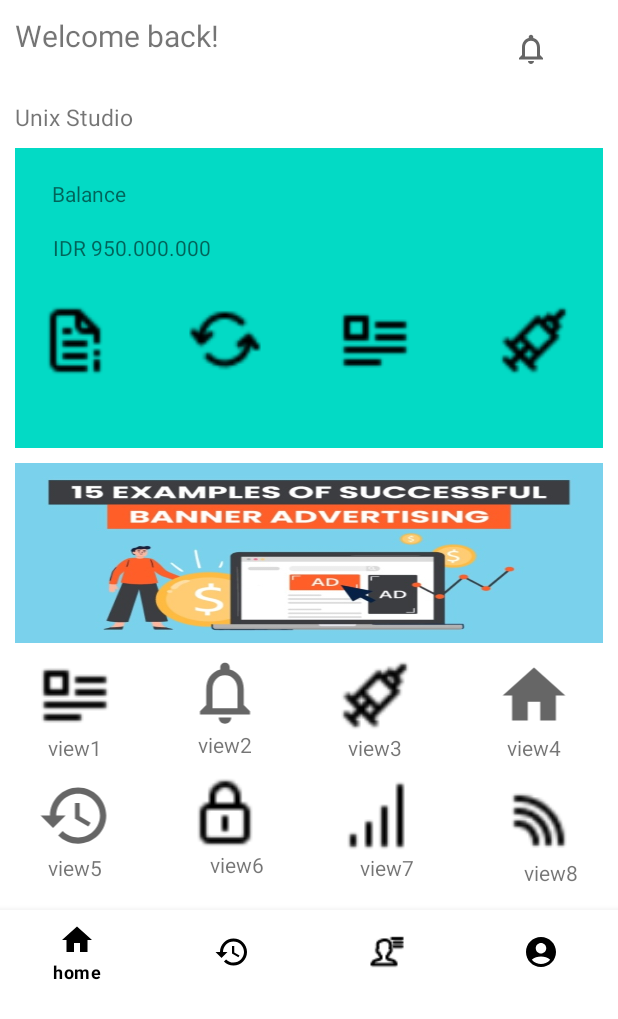
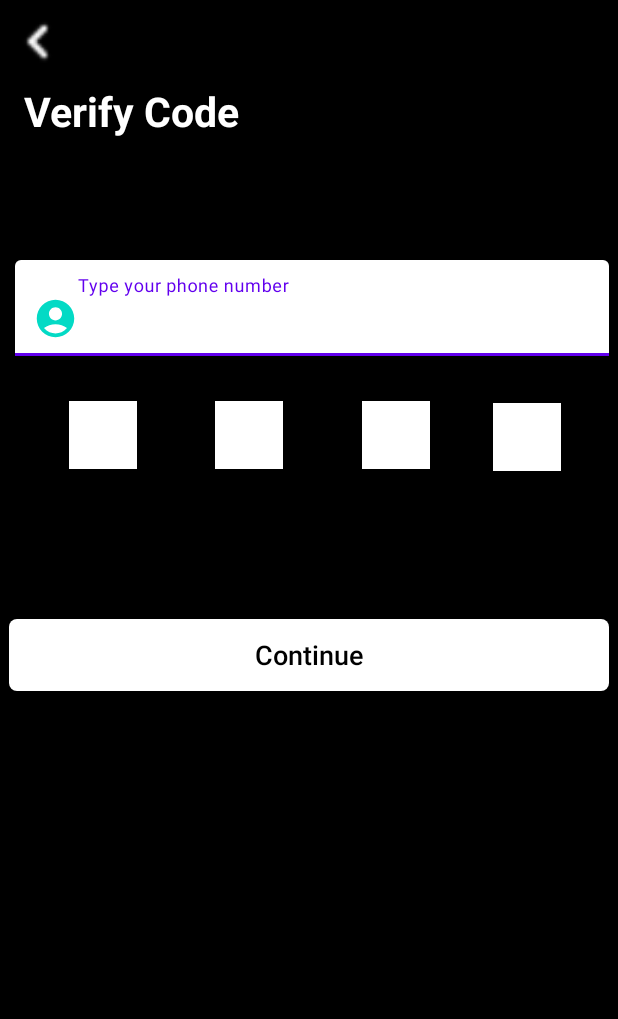
Before and after one commit to vulong008/figma_ui, an Android app: the screen it shows after launch (home before the commit, VerifyCodeOne after it), on a phone screen of 412 x 824 dp. Shown: the top 1019 px of the screen. Run offline under Robolectric (Android 15) with nearby library versions, the phone set to English and light mode, and no system bars.

Commit message:
layout_ui_new

```diff
--- a/Figma/app/src/main/AndroidManifest.xml
+++ b/Figma/app/src/main/AndroidManifest.xml
@@ -12,9 +12,9 @@
         android:supportsRtl="true"
         android:theme="@style/Theme.Figma"
         tools:targetApi="31">
-
         <activity
-            android:name=".home"
+            android:name=".VerifyCodeOne"
+            android:configChanges="keyboardHidden|orientation|screenSize"
             android:exported="true">
             <intent-filter>
                 <action android:name="android.intent.action.MAIN" />
--- /dev/null
+++ b/Figma/app/src/main/java/com/example/figma/Shape.kt
@@ -0,0 +1,5 @@
+package com.example.figma
+
+interface Shape {
+    fun getAll()
+}
--- a/Figma/app/src/main/java/com/example/figma/home.kt
+++ b/Figma/app/src/main/java/com/example/figma/VerifyCodeOne.kt
@@ -3,9 +3,9 @@ package com.example.figma
 import androidx.appcompat.app.AppCompatActivity
 import android.os.Bundle
 
-class home : AppCompatActivity() {
+class VerifyCodeOne : AppCompatActivity() {
     override fun onCreate(savedInstanceState: Bundle?) {
         super.onCreate(savedInstanceState)
-        setContentView(R.layout.activity_home)
+        setContentView(R.layout.activity_verify_code_one)
     }
 }
--- a/Figma/app/src/main/res/drawable/button_sign_in_background.xml
+++ b/Figma/app/src/main/res/drawable/button_sign_in_background.xml
@@ -1,6 +1,6 @@
 <?xml version="1.0" encoding="utf-8"?>
 <shape xmlns:android="http://schemas.android.com/apk/res/android"
     android:shape="rectangle">
-    <corners android:radius="4dp" />
+    <corners android:radius="6dp" />
     <stroke android:color="@color/black" android:width="1dp"/>
 </shape>
--- a/Figma/app/src/main/res/drawable/ic_bell.xml
+++ b/Figma/app/src/main/res/drawable/ic_bell.xml
@@ -3,8 +3,8 @@
     android:height="24dp"
     android:viewportWidth="24"
     android:viewportHeight="24"
-    android:tint="?attr/colorControlNormal">
+    android:tint="@color/teal_200">
   <path
-      android:fillColor="@android:color/white"
+      android:fillColor="@color/purple_700"
       android:pathData="M12,22c1.1,0 2,-0.9 2,-2h-4c0,1.1 0.9,2 2,2zM18,16v-5c0,-3.07 -1.63,-5.64 -4.5,-6.32L13.5,4c0,-0.83 -0.67,-1.5 -1.5,-1.5s-1.5,0.67 -1.5,1.5v0.68C7.64,5.36 6,7.92 6,11v5l-2,2v1h16v-1l-2,-2zM16,17L8,17v-6c0,-2.48 1.51,-4.5 4,-4.5s4,2.02 4,4.5v6z"/>
 </vector>
--- a/Figma/app/src/main/res/drawable/ic_profile.xml
+++ b/Figma/app/src/main/res/drawable/ic_profile.xml
@@ -1,10 +1,10 @@
 <vector xmlns:android="http://schemas.android.com/apk/res/android"
-    android:width="24dp"
-    android:height="24dp"
+    android:width="30dp"
+    android:height="30dp"
     android:viewportWidth="24"
     android:viewportHeight="24"
-    android:tint="?attr/colorControlNormal">
+    android:tint="@color/teal_200">
   <path
-      android:fillColor="@android:color/white"
+      android:fillColor="#F7FAFA"
       android:pathData="M12,2C6.48,2 2,6.48 2,12s4.48,10 10,10s10,-4.48 10,-10S17.52,2 12,2zM12,6c1.93,0 3.5,1.57 3.5,3.5S13.93,13 12,13s-3.5,-1.57 -3.5,-3.5S10.07,6 12,6zM12,20c-2.03,0 -4.43,-0.82 -6.14,-2.88C7.55,15.8 9.68,15 12,15s4.45,0.8 6.14,2.12C16.43,19.18 14.03,20 12,20z"/>
 </vector>
--- /dev/null
+++ b/Figma/app/src/main/res/layout/activity_verify_code_one.xml
@@ -0,0 +1,148 @@
+<?xml version="1.0" encoding="utf-8"?>
+<androidx.constraintlayout.widget.ConstraintLayout xmlns:android="http://schemas.android.com/apk/res/android"
+    xmlns:app="http://schemas.android.com/apk/res-auto"
+    android:layout_width="match_parent"
+    android:layout_height="match_parent"
+    android:background="@color/black">
+
+    <ImageView
+        android:id="@+id/imageLeft"
+        android:layout_width="50dp"
+        android:layout_height="50dp"
+        android:background="@drawable/ic_left"
+        android:backgroundTint="@color/white"
+        app:layout_constraintBottom_toTopOf="@id/verifyCode"
+        app:layout_constraintStart_toStartOf="parent"
+        app:layout_constraintTop_toTopOf="parent" />
+
+    <TextView
+        android:id="@+id/verifyCode"
+        android:layout_width="wrap_content"
+        android:layout_height="wrap_content"
+        android:layout_marginStart="16dp"
+        android:layout_marginTop="55dp"
+        android:text="@string/verify_code"
+        android:textColor="@color/white"
+        android:textSize="27sp"
+        android:textStyle="bold"
+        app:layout_constraintRight_toRightOf="parent"
+        app:layout_constraintStart_toStartOf="parent"
+        app:layout_constraintTop_toTopOf="parent" />
+
+    <TextView
+        android:id="@+id/textDescription"
+        android:layout_width="wrap_content"
+        android:layout_height="wrap_content"
+        android:layout_marginStart="15dp"
+        android:layout_marginTop="10dp"
+        android:text="@string/enter_your_email_we_will_send_a_vertication_code_to_email"
+        android:textSize="20sp"
+        app:layout_constraintRight_toRightOf="parent"
+        app:layout_constraintStart_toStartOf="parent"
+        app:layout_constraintTop_toBottomOf="@+id/verifyCode" />
+
+    <com.google.android.material.textfield.TextInputLayout
+        android:id="@+id/editYourNumber"
+        android:layout_width="match_parent"
+        android:layout_height="wrap_content"
+        android:layout_marginStart="10dp"
+        android:layout_marginTop="20dp"
+        android:layout_marginEnd="6dp"
+        android:hint="@string/your_number"
+        app:boxBackgroundColor="@color/white"
+        app:layout_constraintTop_toBottomOf="@id/textDescription">
+
+        <androidx.appcompat.widget.AppCompatEditText
+            android:layout_width="match_parent"
+            android:layout_height="wrap_content"
+            android:drawableStart="@drawable/ic_profile"
+            android:imeOptions="actionNext"
+            android:inputType="number"
+            android:paddingStart="12dp"
+            android:paddingEnd="12dp" />
+    </com.google.android.material.textfield.TextInputLayout>
+
+    <EditText
+        android:id="@+id/editNumberOne"
+        android:layout_width="45dp"
+        android:layout_height="45dp"
+        android:inputType="number"
+        android:gravity="center"
+        android:layout_marginStart="40dp"
+        android:layout_marginTop="35dp"
+        android:layout_marginBottom="5dp"
+        android:background="@color/white"
+        android:textStyle="bold"
+        android:textColor="@color/black"
+        app:layout_constraintBottom_toBottomOf="@id/editNumberTwo"
+        app:layout_constraintRight_toLeftOf="@id/editNumberTwo"
+        app:layout_constraintStart_toStartOf="@id/button_continue"
+        app:layout_constraintTop_toBottomOf="@+id/editYourNumber" />
+
+    <EditText
+        android:id="@+id/editNumberTwo"
+        android:layout_width="45dp"
+        android:layout_height="45dp"
+        android:layout_marginStart="20dp"
+        android:gravity="center"
+        android:layout_marginTop="70dp"
+        android:textStyle="bold"
+        android:textColor="@color/black"
+        android:layout_marginBottom="40dp"
+        android:background="@color/white"
+        android:inputType="number"
+        app:layout_constraintRight_toLeftOf="@id/editNumberThree"
+        app:layout_constraintBottom_toBottomOf="@id/editNumberOne"
+        app:layout_constraintLeft_toRightOf="@id/editNumberOne"
+        app:layout_constraintTop_toBottomOf="@+id/editYourNumber" />
+
+    <EditText
+        android:id="@+id/editNumberThree"
+        android:layout_width="45dp"
+        android:layout_height="45dp"
+        android:layout_marginBottom="70dp"
+        android:layout_marginStart="20dp"
+        android:textStyle="bold"
+        android:textColor="@color/black"
+        android:background="@color/white"
+        android:gravity="center"
+        android:inputType="number"
+        app:layout_constraintBottom_toBottomOf="@id/editNumberTwo"
+        app:layout_constraintRight_toLeftOf="@id/editNumberFour"
+        app:layout_constraintBottom_toTopOf="@id/button_continue"
+        app:layout_constraintLeft_toRightOf="@id/editNumberTwo"
+        app:layout_constraintTop_toBottomOf="@+id/editYourNumber" />
+
+    <EditText
+        android:id="@+id/editNumberFour"
+        android:layout_width="45dp"
+        android:layout_height="45dp"
+        android:gravity="center"
+        android:layout_marginStart="10dp"
+        android:layout_marginBottom="45dp"
+        app:layout_constraintRight_toRightOf="@id/button_continue"
+        android:background="@color/white"
+        android:textStyle="bold"
+        android:inputType="number"
+        android:textColor="@color/black"
+        app:layout_constraintBottom_toTopOf="@id/button_continue"
+        app:layout_constraintLeft_toRightOf="@id/editNumberThree"
+        app:layout_constraintTop_toBottomOf="@+id/editYourNumber"
+        app:layout_constraintVertical_bias="0.368" />
+
+    <androidx.appcompat.widget.AppCompatButton
+        android:id="@+id/button_continue"
+        android:layout_width="match_parent"
+        android:layout_height="wrap_content"
+        android:layout_marginStart="6dp"
+        android:layout_marginTop="100dp"
+        android:layout_marginEnd="6dp"
+        android:background="@drawable/button_continue"
+        android:text="@string/contineu_one"
+        android:textAllCaps="false"
+        android:textColor="@color/black"
+        android:textSize="18sp"
+        app:layout_constraintLeft_toLeftOf="@+id/editYourNumber"
+        app:layout_constraintRight_toRightOf="@+id/editYourNumber"
+        app:layout_constraintTop_toBottomOf="@id/editNumberOne" />
+</androidx.constraintlayout.widget.ConstraintLayout>
--- a/Figma/app/src/main/res/menu/naigation.xml
+++ b/Figma/app/src/main/res/menu/naigation.xml
@@ -3,19 +3,19 @@
     <item
         android:id="@+id/home"
         android:icon="@drawable/ic_home"
-        android:title="home" />
+        android:title="@string/home" />
 
     <item
         android:id="@+id/history"
         android:icon="@drawable/ic_history"
-        android:title="history" />
+        android:title="@string/history" />
 
     <item
         android:id="@+id/customer"
         android:icon="@drawable/ic_customer"
-        android:title="customer" />
+        android:title="@string/customer" />
     <item
         android:id="@+id/profile"
         android:icon="@drawable/ic_profile"
-        android:title="profile" />
+        android:title="@string/profile" />
 </menu>
--- a/Figma/app/src/main/res/values/strings.xml
+++ b/Figma/app/src/main/res/values/strings.xml
@@ -12,4 +12,19 @@
     <string name="unix_studio">Unix Studio</string>
     <string name="balance">Balance</string>
     <string name="idr_950_000_000">IDR 950.000.000</string>
+    <string name="forgot_password">Forgot Password ?</string>
+    <string name="sign_in_registration">Sign In</string>
+    <string name="don_t_have_account_registraion">Don\'t have account?</string>
+    <string name="sign_up">Sign Up</string>
+    <string name="home">Home</string>
+    <string name="history">History</string>
+    <string name="customer">Customer</string>
+    <string name="profile">Profile</string>
+    <string name="send_link">Send Link</string>
+    <string name="reset_password">Reset Password</string>
+    <string name="enter_your_email_we_will_send_a_vertication_code_to_email">Enter your email, we will send a vertication code to email</string>
+    <string name="your_number">Type your phone number</string>
+    <string name="contineu_one">Continue</string>
+    <string name="verify_code">Verify Code</string>
+    <string name="sign_in_with_google_regis">Sign in with Google</string>
 </resources>
```
Also changed, not shown: Figma/app/src/main/java/com/example/figma/DemoSloid.kt (added, +7 -0 lines), Figma/app/src/main/java/com/example/figma/ForgotPassword.kt (added, +11 -0 lines), Figma/app/src/main/java/com/example/figma/Home.kt (added, +11 -0 lines), Figma/app/src/main/java/com/example/figma/VerifyCode.kt (added, +11 -0 lines), Figma/app/src/main/res/layout/activity_forgot_password.xml (added, +76 -0 lines), Figma/app/src/main/res/layout/activity_home.xml (+26 -18 lines), Figma/app/src/main/res/layout/activity_your_number.xml (added, +78 -0 lines), Figma/app/src/main/res/layout/registration.xml (+5 -5 lines), Figma/app/src/main/res/drawable/button_continue.xml (renamed from Figma/app/src/main/res/drawable/button_sign_in_google.xml), Figma/app/src/main/res/drawable/ic_left.png (added).
